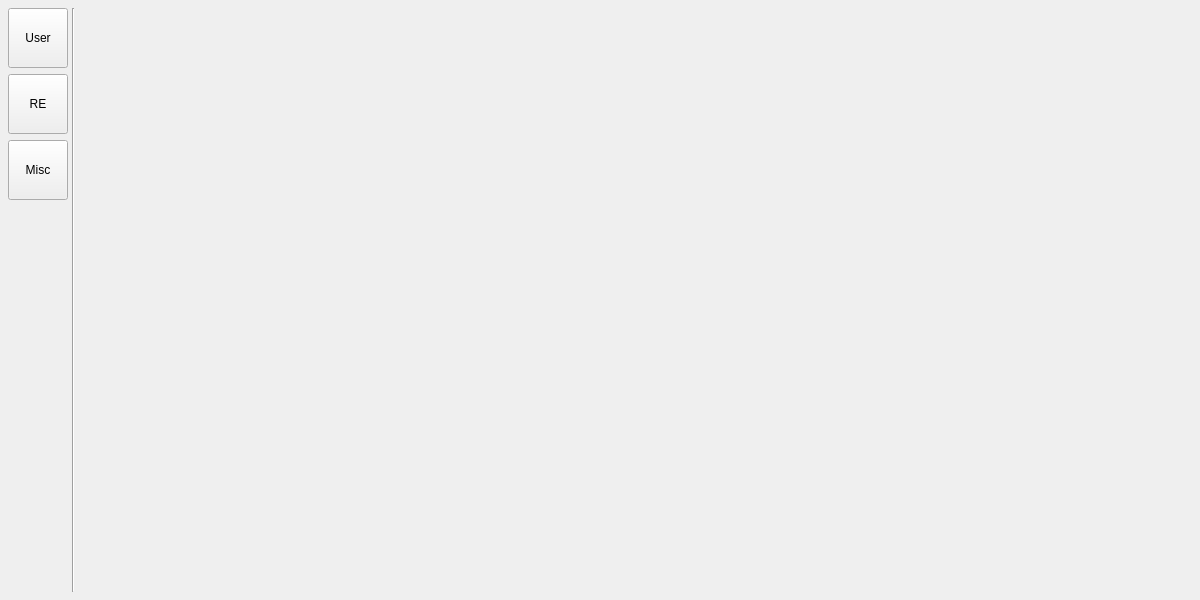
dinhbinhnguyen0105/python.my-manager, file ui/mainwindow.ui: the form before one commit.
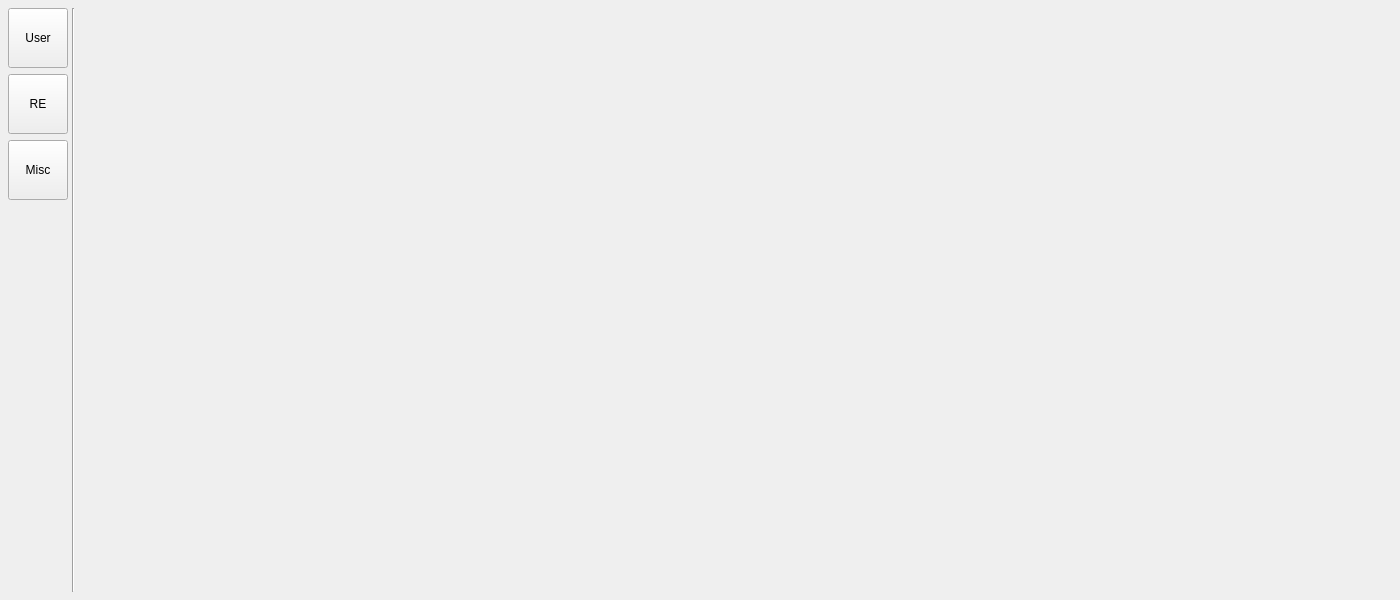
The form after the commit.

Patch:
```diff
--- a/ui/mainwindow.ui
+++ b/ui/mainwindow.ui
@@ -6,10 +6,16 @@
    <rect>
     <x>0</x>
     <y>0</y>
-    <width>1200</width>
+    <width>1400</width>
     <height>600</height>
    </rect>
   </property>
+  <property name="minimumSize">
+   <size>
+    <width>1400</width>
+    <height>600</height>
+   </size>
+  </property>
   <property name="windowTitle">
    <string>MainWindow</string>
   </property>
```
